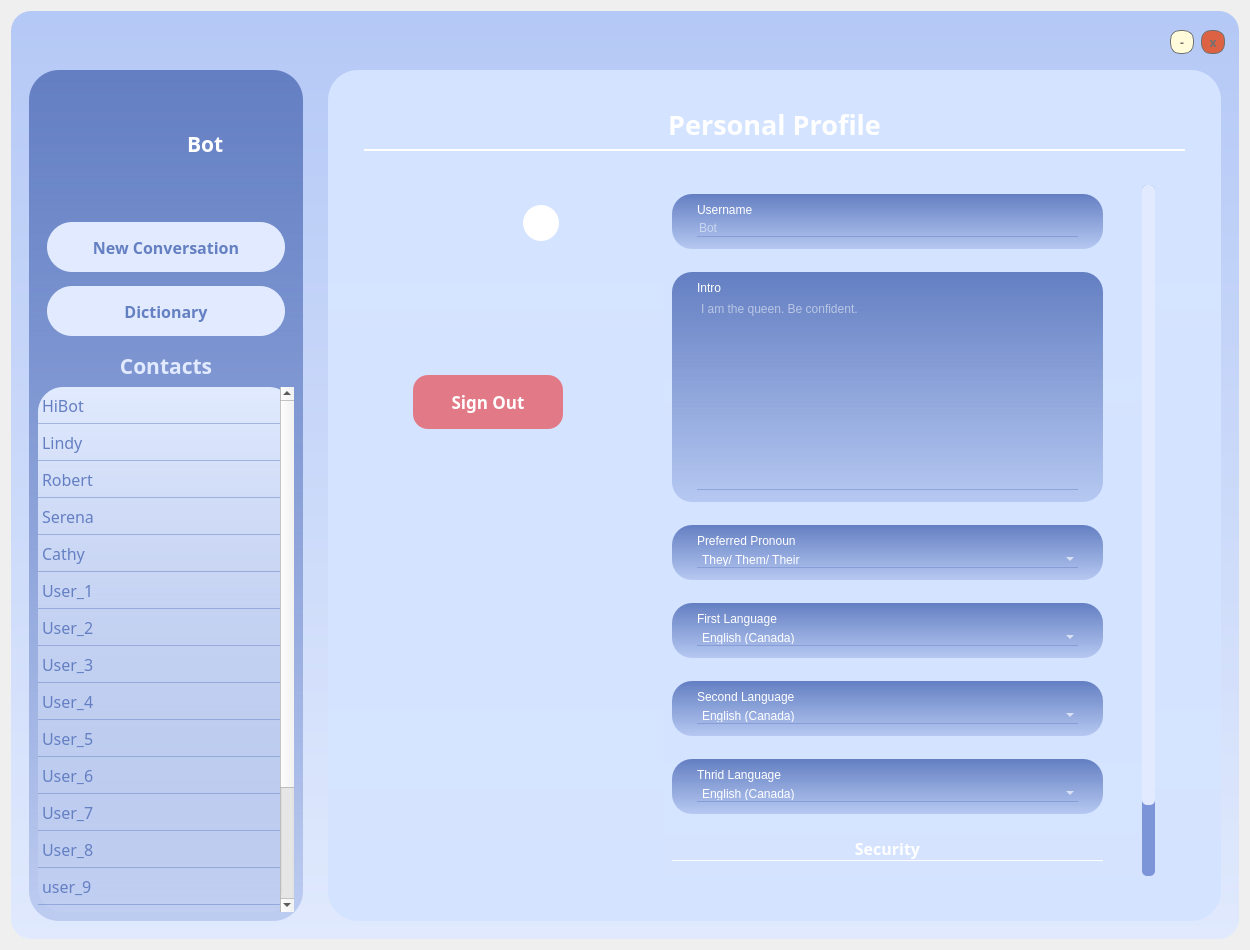
Qt form Client/mainwindow.ui (RobertRen1122/Google_SC) before a commit.
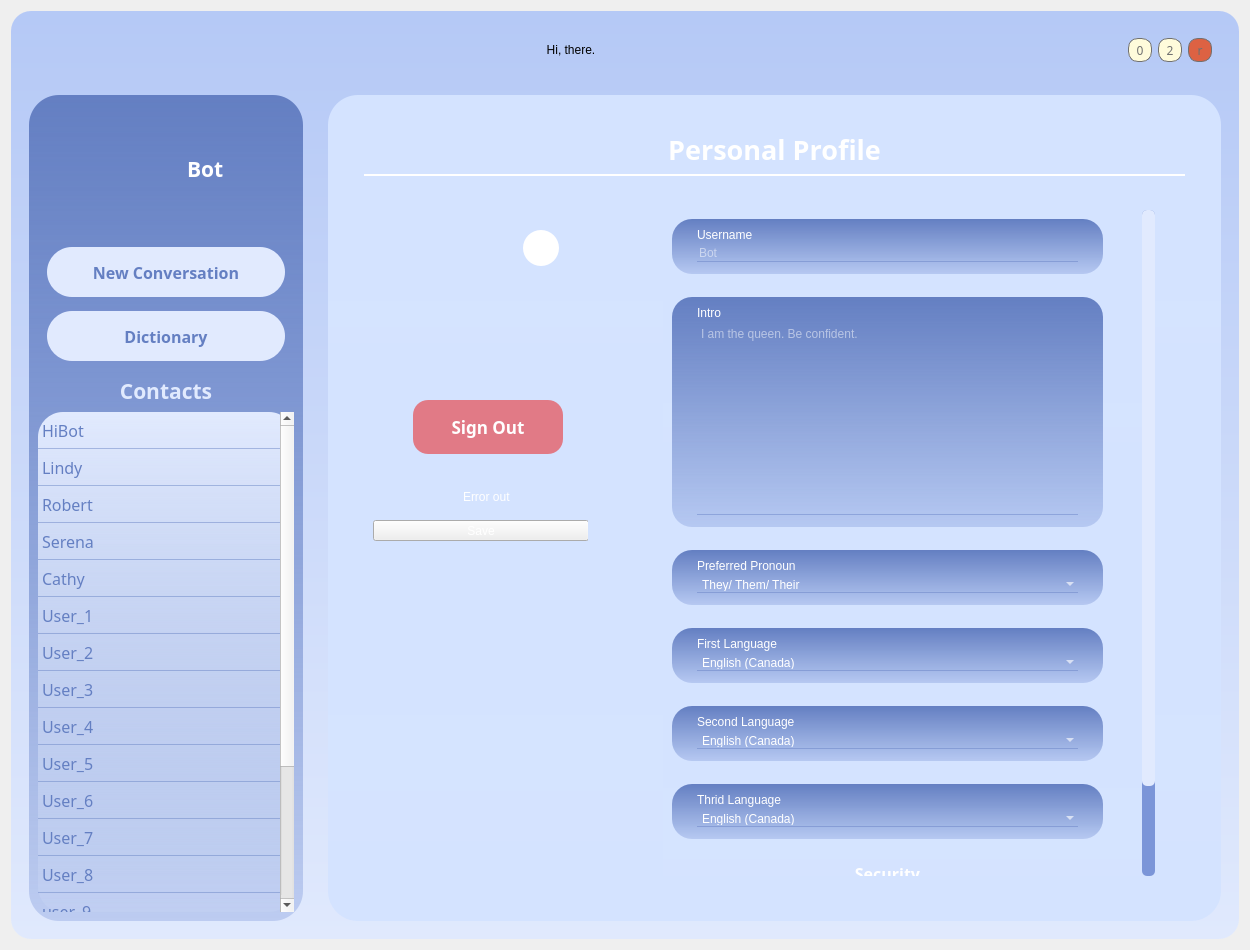
The same form after that commit. Icons and pictures are not drawn.

Patch:
```diff
--- a/Client/mainwindow.ui
+++ b/Client/mainwindow.ui
@@ -37,24 +37,147 @@
      <layout class="QVBoxLayout" name="verticalLayout" stretch="1,25">
       <item>
        <widget class="QWidget" name="title" native="true">
-        <widget class="QPushButton" name="close_butt">
-         <property name="geometry">
-          <rect>
-           <x>1181</x>
-           <y>10</y>
-           <width>24</width>
-           <height>24</height>
-          </rect>
-         </property>
-         <property name="font">
-          <font>
-           <family>Poppins</family>
-           <weight>75</weight>
-           <bold>true</bold>
-          </font>
-         </property>
-         <property name="styleSheet">
-          <string notr="true">QPushButton{
+        <property name="layoutDirection">
+         <enum>Qt::LeftToRight</enum>
+        </property>
+        <layout class="QHBoxLayout" name="horizontalLayout_5">
+         <item>
+          <widget class="QLabel" name="label_2">
+           <property name="text">
+            <string>Hi, there.</string>
+           </property>
+           <property name="alignment">
+            <set>Qt::AlignCenter</set>
+           </property>
+          </widget>
+         </item>
+         <item>
+          <widget class="QWidget" name="titlebuttons" native="true">
+           <property name="sizePolicy">
+            <sizepolicy hsizetype="Minimum" vsizetype="Preferred">
+             <horstretch>0</horstretch>
+             <verstretch>0</verstretch>
+            </sizepolicy>
+           </property>
+           <property name="minimumSize">
+            <size>
+             <width>102</width>
+             <height>0</height>
+            </size>
+           </property>
+           <property name="maximumSize">
+            <size>
+             <width>102</width>
+             <height>16777215</height>
+            </size>
+           </property>
+           <property name="styleSheet">
+            <string notr="true"/>
+           </property>
+           <layout class="QHBoxLayout" name="horizontalLayout_4">
+            <item>
+             <widget class="QPushButton" name="minimize_butt">
+              <property name="sizePolicy">
+               <sizepolicy hsizetype="Minimum" vsizetype="Minimum">
+                <horstretch>0</horstretch>
+                <verstretch>0</verstretch>
+               </sizepolicy>
+              </property>
+              <property name="minimumSize">
+               <size>
+                <width>24</width>
+                <height>24</height>
+               </size>
+              </property>
+              <property name="font">
+               <font>
+                <family>Webdings</family>
+                <weight>50</weight>
+                <bold>false</bold>
+               </font>
+              </property>
+              <property name="styleSheet">
+               <string notr="true">QPushButton{
+border: 1px solid #707070;
+border-radius: 10px;
+background:#FFFBDB;
+color: #707070;
+}
+QPushButton:hover{
+border: 1px solid #535249;
+border-radius: 10px;
+background:#535249;
+color: #FFFBDB;
+}</string>
+              </property>
+              <property name="text">
+               <string>0</string>
+              </property>
+             </widget>
+            </item>
+            <item>
+             <widget class="QPushButton" name="maximize_butt">
+              <property name="sizePolicy">
+               <sizepolicy hsizetype="Minimum" vsizetype="Minimum">
+                <horstretch>0</horstretch>
+                <verstretch>0</verstretch>
+               </sizepolicy>
+              </property>
+              <property name="minimumSize">
+               <size>
+                <width>24</width>
+                <height>24</height>
+               </size>
+              </property>
+              <property name="font">
+               <font>
+                <family>Webdings</family>
+                <weight>50</weight>
+                <bold>false</bold>
+               </font>
+              </property>
+              <property name="styleSheet">
+               <string notr="true">QPushButton{
+border: 1px solid #707070;
+border-radius: 10px;
+background:#FFFBDB;
+color: #707070;
+}
+QPushButton:hover{
+border: 1px solid #535249;
+border-radius: 10px;
+background:#535249;
+color: #FFFBDB;
+}</string>
+              </property>
+              <property name="text">
+               <string>2</string>
+              </property>
+             </widget>
+            </item>
+            <item>
+             <widget class="QPushButton" name="close_butt">
+              <property name="sizePolicy">
+               <sizepolicy hsizetype="Minimum" vsizetype="Minimum">
+                <horstretch>0</horstretch>
+                <verstretch>0</verstretch>
+               </sizepolicy>
+              </property>
+              <property name="minimumSize">
+               <size>
+                <width>24</width>
+                <height>24</height>
+               </size>
+              </property>
+              <property name="font">
+               <font>
+                <family>Webdings</family>
+                <weight>50</weight>
+                <bold>false</bold>
+               </font>
+              </property>
+              <property name="styleSheet">
+               <string notr="true">QPushButton{
 border: 1px solid #707070;
 border-radius: 10px;
 background:#DD6243;
@@ -66,45 +189,16 @@
 background:#E8907A;
 color: #FFFBDB;
 }</string>
-         </property>
-         <property name="text">
-          <string>x</string>
-         </property>
-        </widget>
-        <widget class="QPushButton" name="minimize_butt">
-         <property name="geometry">
-          <rect>
-           <x>1150</x>
-           <y>10</y>
-           <width>24</width>
-           <height>24</height>
-          </rect>
-         </property>
-         <property name="font">
-          <font>
-           <family>Poppins</family>
-           <weight>75</weight>
-           <bold>true</bold>
-          </font>
-         </property>
-         <property name="styleSheet">
-          <string notr="true">QPushButton{
-border: 1px solid #707070;
-border-radius: 10px;
-background:#FFFBDB;
-color: #707070;
-}
-QPushButton:hover{
-border: 1px solid #535249;
-border-radius: 10px;
-background:#535249;
-color: #FFFBDB;
-}</string>
-         </property>
-         <property name="text">
-          <string>-</string>
-         </property>
-        </widget>
+              </property>
+              <property name="text">
+               <string>r</string>
+              </property>
+             </widget>
+            </item>
+           </layout>
+          </widget>
+         </item>
+        </layout>
        </widget>
       </item>
       <item>
@@ -689,7 +783,7 @@
                              </sizepolicy>
                             </property>
                             <property name="styleSheet">
-                             <string notr="true"/>
+                             <string notr="true">border-radius: 75px;</string>
                             </property>
                             <property name="text">
                              <string/>
@@ -779,6 +873,32 @@
                              <string>Sign Out</string>
                             </property>
                            </widget>
+                           <widget class="QPushButton" name="changeProfile">
+                            <property name="geometry">
+                             <rect>
+                              <x>0</x>
+                              <y>310</y>
+                              <width>216</width>
+                              <height>21</height>
+                             </rect>
+                            </property>
+                            <property name="text">
+                             <string>Save</string>
+                            </property>
+                           </widget>
+                           <widget class="QLabel" name="profileError">
+                            <property name="geometry">
+                             <rect>
+                              <x>90</x>
+                              <y>280</y>
+                              <width>47</width>
+                              <height>13</height>
+                             </rect>
+                            </property>
+                            <property name="text">
+                             <string>Error output</string>
+                            </property>
+                           </widget>
                           </widget>
                          </item>
                         </layout>
@@ -867,8 +987,8 @@
                              <rect>
                               <x>0</x>
                               <y>0</y>
-                              <width>481</width>
-                              <height>745</height>
+                              <width>482</width>
+                              <height>843</height>
                              </rect>
                             </property>
                             <layout class="QVBoxLayout" name="verticalLayout_11">
```
